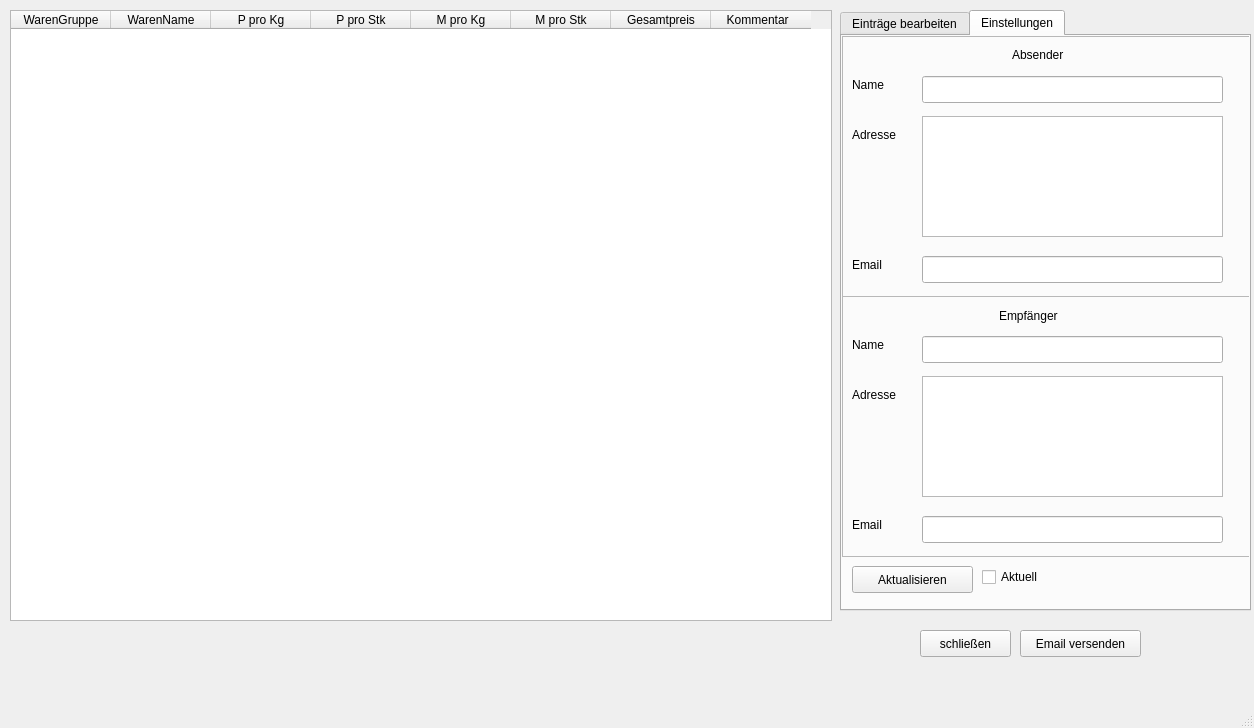
Above: src/Oberflache.ui from AchMenz/UniversalOrderProgram before the change. Below: the same form after it.
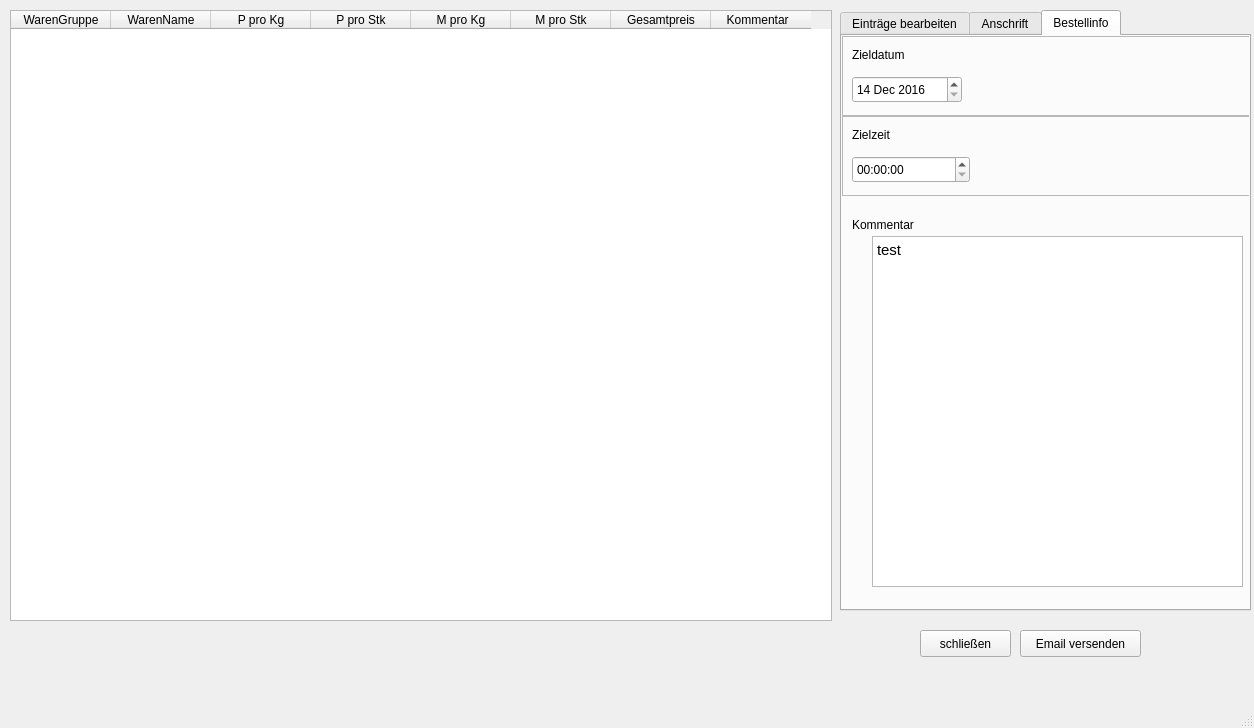
That is the form after the change.

Commit message: Oberfläche aktualisiert

Diff of the .ui file:
```diff
--- a/src/Oberflache.ui
+++ b/src/Oberflache.ui
@@ -100,7 +100,7 @@
      </rect>
     </property>
     <property name="currentIndex">
-     <number>1</number>
+     <number>2</number>
     </property>
     <widget class="QWidget" name="tab">
      <attribute name="title">
@@ -392,7 +392,7 @@
     </widget>
     <widget class="QWidget" name="tab_2">
      <attribute name="title">
-      <string>Einstellungen</string>
+      <string>Anschrift</string>
      </attribute>
      <widget class="QFrame" name="frame_3">
       <property name="geometry">
@@ -480,6 +480,13 @@
          <height>121</height>
         </rect>
        </property>
+       <property name="html">
+        <string>&lt;!DOCTYPE HTML PUBLIC &quot;-//W3C//DTD HTML 4.0//EN&quot; &quot;http://www.w3.org/TR/REC-html40/strict.dtd&quot;&gt;
+&lt;html&gt;&lt;head&gt;&lt;meta name=&quot;qrichtext&quot; content=&quot;1&quot; /&gt;&lt;style type=&quot;text/css&quot;&gt;
+p, li { white-space: pre-wrap; }
+&lt;/style&gt;&lt;/head&gt;&lt;body style=&quot; font-family:'Ubuntu'; font-size:11pt; font-weight:400; font-style:normal;&quot;&gt;
+&lt;p style=&quot; margin-top:0px; margin-bottom:0px; margin-left:0px; margin-right:0px; -qt-block-indent:0; text-indent:0px;&quot;&gt;test&lt;/p&gt;&lt;/body&gt;&lt;/html&gt;</string>
+       </property>
       </widget>
       <widget class="QLineEdit" name="EmailAbsenderEdit">
        <property name="geometry">
@@ -617,6 +624,126 @@
       </property>
      </widget>
     </widget>
+    <widget class="QWidget" name="tab_9">
+     <attribute name="title">
+      <string>Bestellinfo</string>
+     </attribute>
+     <widget class="QFrame" name="frame_25">
+      <property name="geometry">
+       <rect>
+        <x>0</x>
+        <y>0</y>
+        <width>411</width>
+        <height>80</height>
+       </rect>
+      </property>
+      <property name="frameShape">
+       <enum>QFrame::StyledPanel</enum>
+      </property>
+      <property name="frameShadow">
+       <enum>QFrame::Raised</enum>
+      </property>
+      <widget class="QLabel" name="label_65">
+       <property name="geometry">
+        <rect>
+         <x>10</x>
+         <y>10</y>
+         <width>71</width>
+         <height>17</height>
+        </rect>
+       </property>
+       <property name="text">
+        <string>Zieldatum</string>
+       </property>
+      </widget>
+      <widget class="QDateEdit" name="DatumEdit">
+       <property name="geometry">
+        <rect>
+         <x>10</x>
+         <y>40</y>
+         <width>110</width>
+         <height>27</height>
+        </rect>
+       </property>
+       <property name="minimumDate">
+        <date>
+         <year>2016</year>
+         <month>12</month>
+         <day>14</day>
+        </date>
+       </property>
+      </widget>
+     </widget>
+     <widget class="QFrame" name="frame_26">
+      <property name="geometry">
+       <rect>
+        <x>0</x>
+        <y>80</y>
+        <width>411</width>
+        <height>80</height>
+       </rect>
+      </property>
+      <property name="frameShape">
+       <enum>QFrame::StyledPanel</enum>
+      </property>
+      <property name="frameShadow">
+       <enum>QFrame::Raised</enum>
+      </property>
+      <widget class="QLabel" name="label_70">
+       <property name="geometry">
+        <rect>
+         <x>10</x>
+         <y>10</y>
+         <width>71</width>
+         <height>17</height>
+        </rect>
+       </property>
+       <property name="text">
+        <string>Zielzeit</string>
+       </property>
+      </widget>
+      <widget class="QTimeEdit" name="ZeitEdit">
+       <property name="geometry">
+        <rect>
+         <x>10</x>
+         <y>40</y>
+         <width>118</width>
+         <height>27</height>
+        </rect>
+       </property>
+      </widget>
+     </widget>
+     <widget class="QTextEdit" name="ZielzeitKommentarEdit">
+      <property name="geometry">
+       <rect>
+        <x>30</x>
+        <y>200</y>
+        <width>371</width>
+        <height>351</height>
+       </rect>
+      </property>
+      <property name="html">
+       <string>&lt;!DOCTYPE HTML PUBLIC &quot;-//W3C//DTD HTML 4.0//EN&quot; &quot;http://www.w3.org/TR/REC-html40/strict.dtd&quot;&gt;
+&lt;html&gt;&lt;head&gt;&lt;meta name=&quot;qrichtext&quot; content=&quot;1&quot; /&gt;&lt;style type=&quot;text/css&quot;&gt;
+p, li { white-space: pre-wrap; }
+&lt;/style&gt;&lt;/head&gt;&lt;body style=&quot; font-family:'Ubuntu'; font-size:11pt; font-weight:400; font-style:normal;&quot;&gt;
+&lt;p style=&quot; margin-top:0px; margin-bottom:0px; margin-left:0px; margin-right:0px; -qt-block-indent:0; text-indent:0px;&quot;&gt;test&lt;/p&gt;&lt;/body&gt;&lt;/html&gt;</string>
+      </property>
+     </widget>
+     <widget class="QLabel" name="label_71">
+      <property name="geometry">
+       <rect>
+        <x>10</x>
+        <y>180</y>
+        <width>81</width>
+        <height>17</height>
+       </rect>
+      </property>
+      <property name="text">
+       <string>Kommentar</string>
+      </property>
+     </widget>
+    </widget>
    </widget>
   </widget>
   <widget class="QStatusBar" name="statusbar"/>
```
